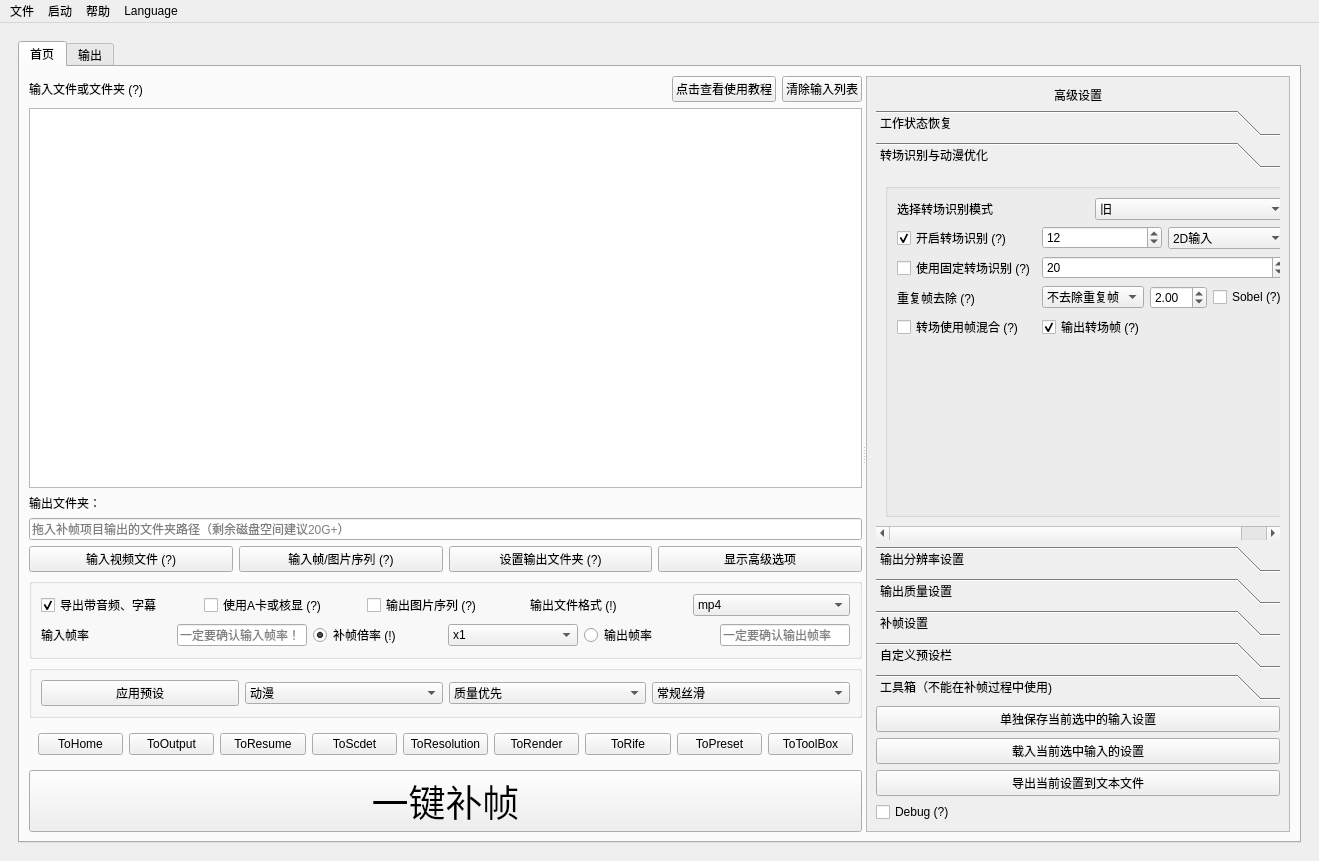
The window that Utils/SVFI_UI.ui (100wman/RIFE_GUI) describes before a commit, drawn with Qt 5.
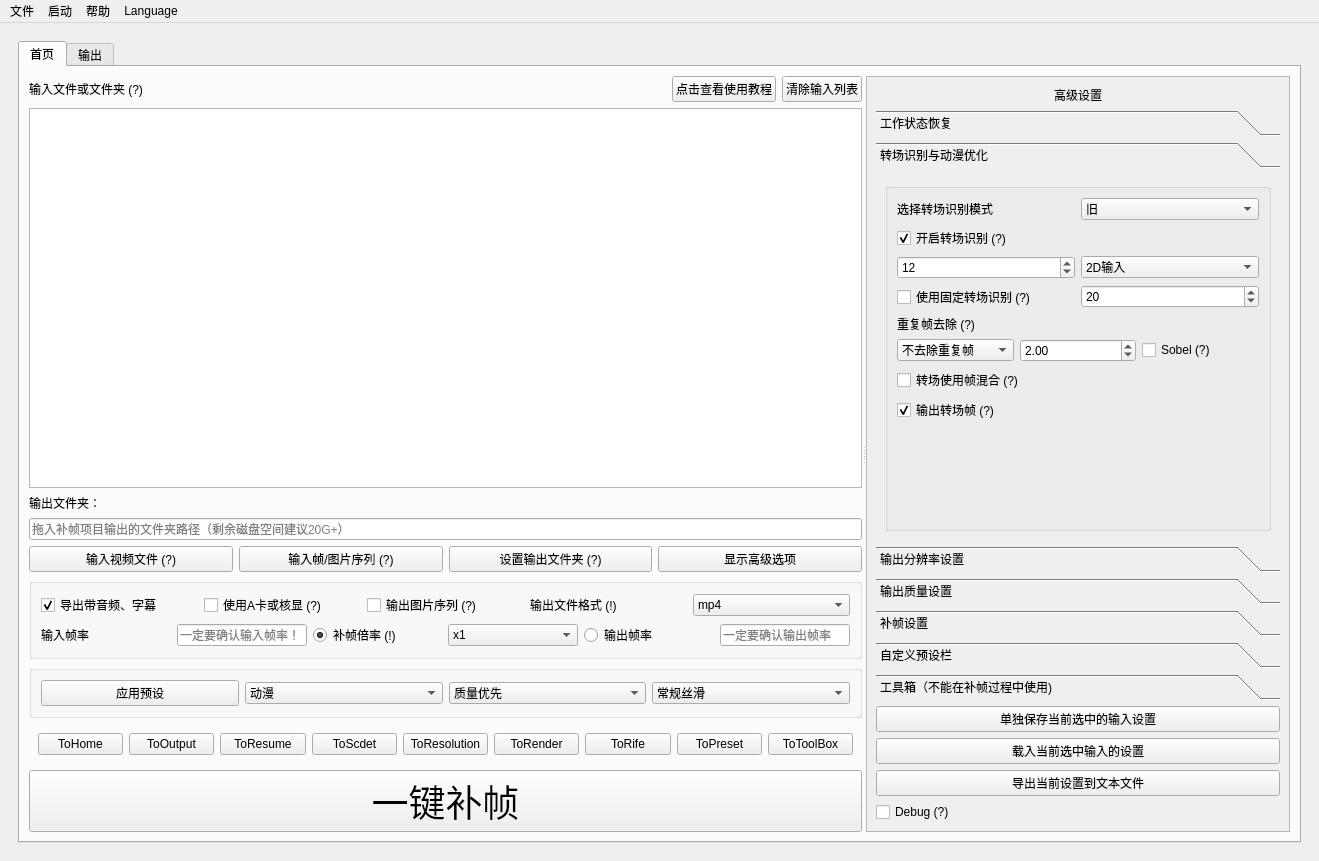
The same window after the commit. The open tabs and pages were chosen to show the change. Custom widgets are drawn as their Qt base class.

Commit message: SVFI 3.6.5     Update Log     - Fix Logger Too many files opened IO Error in time reminder module     - Fix Torch - NCNN Auto Error Detection / Switch Error at not updating model path     - Fix Steam Achievement Obtain Validation Process (1000 minutes get too quick)     - Fix Resolution Presets unable to choose error     - Fix Super Resolution false logic on checking scale rate     - Optimize UI (Add minimum size of window, etc)     - Update About and Help Page     - Update Internationalization

What changed in the file:
```diff
--- a/Utils/SVFI_UI.ui
+++ b/Utils/SVFI_UI.ui
@@ -1048,8 +1048,8 @@
                        <rect>
                         <x>0</x>
                         <y>0</y>
-                        <width>432</width>
-                        <height>393</height>
+                        <width>405</width>
+                        <height>410</height>
                        </rect>
                       </property>
                       <attribute name="label">
@@ -1062,44 +1062,66 @@
                           <string/>
                          </property>
                          <layout class="QGridLayout" name="gridLayout_20">
+                          <item row="0" column="0">
+                           <layout class="QHBoxLayout" name="horizontalLayout_14">
+                            <item>
+                             <widget class="QLabel" name="ScdetModeLabel">
+                              <property name="toolTip">
+                               <string>&lt;html&gt;&lt;head/&gt;&lt;body&gt;&lt;p&gt;&lt;span style=&quot; font-weight:600;&quot;&gt;旧：&lt;/span&gt;&lt;/p&gt;&lt;p&gt;旧转场识别模式&lt;br/&gt;&lt;span style=&quot; font-weight:600;&quot;&gt;3D输入&lt;/span&gt;建议值为&lt;span style=&quot; font-weight:600;&quot;&gt;9~15&lt;/span&gt;&lt;/p&gt;&lt;p&gt;&lt;span style=&quot; font-weight:600;&quot;&gt;2D输入&lt;/span&gt;建议值为&lt;span style=&quot; font-weight:600;&quot;&gt;20左右&lt;/span&gt;&lt;/p&gt;&lt;p&gt;&lt;br/&gt;&lt;/p&gt;&lt;p&gt;&lt;span style=&quot; font-weight:600;&quot;&gt;新：&lt;/span&gt;&lt;/p&gt;&lt;p&gt;&lt;span style=&quot; font-weight:600;&quot;&gt;别用&lt;/span&gt;&lt;/p&gt;&lt;/body&gt;&lt;/html&gt;</string>
+                              </property>
+                              <property name="text">
+                               <string>选择转场识别模式</string>
+                              </property>
+                             </widget>
+                            </item>
+                            <item>
+                             <widget class="QComboBox" name="ScdetMode">
+                              <item>
+                               <property name="text">
+                                <string>旧</string>
+                               </property>
+                              </item>
+                              <item>
+                               <property name="text">
+                                <string>新（待调整）</string>
+                               </property>
+                              </item>
+                             </widget>
+                            </item>
+                           </layout>
+                          </item>
+                          <item row="3" column="0">
+                           <spacer name="verticalSpacer_6">
+                            <property name="orientation">
+                             <enum>Qt::Vertical</enum>
+                            </property>
+                            <property name="sizeType">
+                             <enum>QSizePolicy::Expanding</enum>
+                            </property>
+                            <property name="sizeHint" stdset="0">
+                             <size>
+                              <width>20</width>
+                              <height>40</height>
+                             </size>
+                            </property>
+                           </spacer>
+                          </item>
                           <item row="1" column="0">
                            <layout class="QGridLayout" name="gridLayout_3">
-                            <item row="1" column="1">
-                             <widget class="MySpinBox" name="ScdetMaxDiffSelector">
-                              <property name="enabled">
-                               <bool>true</bool>
-                              </property>
-                              <property name="sizePolicy">
-                               <sizepolicy hsizetype="Minimum" vsizetype="Fixed">
-                                <horstretch>0</horstretch>
-                                <verstretch>0</verstretch>
-                               </sizepolicy>
-                              </property>
+                            <item row="0" column="0">
+                             <widget class="QCheckBox" name="ScedetChecker">
                               <property name="toolTip">
-                               <string>&lt;html&gt;&lt;head/&gt;&lt;body&gt;&lt;p&gt;勾选此项，将使用固定单一画面相似度指标进行转场识别&lt;/p&gt;&lt;p&gt;建议值：&lt;span style=&quot; font-weight:600;&quot;&gt;40~80&lt;/span&gt;&lt;/p&gt;&lt;/body&gt;&lt;/html&gt;</string>
-                              </property>
-                              <property name="minimum">
-                               <number>1</number>
-                              </property>
-                              <property name="maximum">
-                               <number>999</number>
-                              </property>
-                              <property name="value">
-                               <number>20</number>
-                              </property>
-                             </widget>
-                            </item>
-                            <item row="1" column="0">
-                             <widget class="QCheckBox" name="UseFixedScdet">
-                              <property name="toolTip">
-                               <string>&lt;html&gt;&lt;head/&gt;&lt;body&gt;&lt;p&gt;勾选此项，将使用固定单一画面相似度指标进行转场识别&lt;/p&gt;&lt;p&gt;建议值：&lt;span style=&quot; font-weight:600;&quot;&gt;20~40&lt;/span&gt;&lt;/p&gt;&lt;p&gt;&lt;span style=&quot; font-weight:600;&quot;&gt;需配合“开启转场识别”使用&lt;/span&gt;&lt;/p&gt;&lt;/body&gt;&lt;/html&gt;</string>
+                               <string>&lt;html&gt;&lt;head/&gt;&lt;body&gt;&lt;p&gt;&lt;span style=&quot; font-weight:600;&quot;&gt;输入参考值为9~15&lt;/span&gt;&lt;/p&gt;&lt;p&gt;电影（长时间）实拍（3D）补帧项目：&lt;span style=&quot; font-weight:600;&quot;&gt;建议值10~12&lt;/span&gt;&lt;/p&gt;&lt;p&gt;快速运动画面：&lt;span style=&quot; font-weight:600;&quot;&gt;建议值12~15&lt;/span&gt;&lt;/p&gt;&lt;p&gt;2D（动漫等，不包括3D动画）输入：&lt;span style=&quot; font-weight:600;&quot;&gt;建议值10~15&lt;/span&gt;&lt;/p&gt;&lt;p&gt;画面平均运动速度越大，取值越小&lt;/p&gt;&lt;/body&gt;&lt;/html&gt;</string>
                               </property>
                               <property name="text">
-                               <string>使用固定转场识别 (?)</string>
+                               <string>开启转场识别 (?)</string>
+                              </property>
+                              <property name="checked">
+                               <bool>true</bool>
                               </property>
                              </widget>
                             </item>
-                            <item row="2" column="1">
+                            <item row="4" column="0" colspan="2">
                              <layout class="QHBoxLayout" name="horizontalLayout_8">
                               <item>
                                <widget class="QComboBox" name="DupRmMode">
@@ -1176,63 +1198,7 @@
                               </item>
                              </layout>
                             </item>
-                            <item row="0" column="1">
-                             <layout class="QHBoxLayout" name="horizontalLayout_16">
-                              <item>
-                               <widget class="MySpinBox" name="ScdetSelector">
-                                <property name="enabled">
-                                 <bool>true</bool>
-                                </property>
-                                <property name="sizePolicy">
-                                 <sizepolicy hsizetype="Minimum" vsizetype="Fixed">
-                                  <horstretch>0</horstretch>
-                                  <verstretch>0</verstretch>
-                                 </sizepolicy>
-                                </property>
-                                <property name="toolTip">
-                                 <string>&lt;html&gt;&lt;head/&gt;&lt;body&gt;&lt;p&gt;通过自研算法进行转场识别，此项为动态阈值，&lt;/p&gt;&lt;/body&gt;&lt;/html&gt;</string>
-                                </property>
-                                <property name="minimum">
-                                 <number>1</number>
-                                </property>
-                                <property name="maximum">
-                                 <number>999</number>
-                                </property>
-                                <property name="value">
-                                 <number>12</number>
-                                </property>
-                               </widget>
-                              </item>
-                              <item>
-                               <widget class="QComboBox" name="ScdetFlowLen">
-                                <item>
-                                 <property name="text">
-                                  <string>2D输入</string>
-                                 </property>
-                                </item>
-                                <item>
-                                 <property name="text">
-                                  <string>3D输入</string>
-                                 </property>
-                                </item>
-                               </widget>
-                              </item>
-                             </layout>
-                            </item>
-                            <item row="0" column="0">
-                             <widget class="QCheckBox" name="ScedetChecker">
-                              <property name="toolTip">
-                               <string>&lt;html&gt;&lt;head/&gt;&lt;body&gt;&lt;p&gt;&lt;span style=&quot; font-weight:600;&quot;&gt;输入参考值为9~15&lt;/span&gt;&lt;/p&gt;&lt;p&gt;电影（长时间）实拍（3D）补帧项目：&lt;span style=&quot; font-weight:600;&quot;&gt;建议值10~12&lt;/span&gt;&lt;/p&gt;&lt;p&gt;快速运动画面：&lt;span style=&quot; font-weight:600;&quot;&gt;建议值12~15&lt;/span&gt;&lt;/p&gt;&lt;p&gt;2D（动漫等，不包括3D动画）输入：&lt;span style=&quot; font-weight:600;&quot;&gt;建议值10~15&lt;/span&gt;&lt;/p&gt;&lt;p&gt;画面平均运动速度越大，取值越小&lt;/p&gt;&lt;/body&gt;&lt;/html&gt;</string>
-                              </property>
-                              <property name="text">
-                               <string>开启转场识别 (?)</string>
-                              </property>
-                              <property name="checked">
-                               <bool>true</bool>
-                              </property>
-                             </widget>
-                            </item>
-                            <item row="2" column="0">
+                            <item row="3" column="0">
                              <widget class="QLabel" name="DupRmLabel">
                               <property name="toolTip">
                                <string>&lt;html&gt;&lt;head/&gt;&lt;body&gt;&lt;p&gt;N+2种模式，&lt;span style=&quot; font-weight:600;&quot;&gt;建议仅用于2D输入。&lt;/span&gt;&lt;/p&gt;&lt;p&gt;&lt;span style=&quot; font-weight:600;&quot;&gt;单一识别模式：&lt;/span&gt;&lt;/p&gt;&lt;p&gt;根据帧差判断，可用于解决压制错误等原因造成的视频卡顿等问题&lt;/p&gt;&lt;p&gt;轻度流畅优化：&lt;span style=&quot; font-weight:600;&quot;&gt;0.1~1.0&lt;/span&gt;&lt;/p&gt;&lt;p&gt;中度流畅优化：&lt;span style=&quot; font-weight:600;&quot;&gt;1.0~2.0&lt;/span&gt;&lt;/p&gt;&lt;p&gt;重度优化（会破坏运动节奏，并导致人物嘴部动画鬼畜，但很流畅）：&lt;span style=&quot; font-weight:600;&quot;&gt;2.0及以上&lt;/span&gt;&lt;/p&gt;&lt;p&gt;&lt;span style=&quot; font-weight:600;&quot;&gt;去除一拍N模式：&lt;/span&gt;&lt;/p&gt;&lt;p&gt;&lt;span style=&quot; font-weight:600;&quot;&gt;自研算法，补动漫追求流畅选这个就完事了&lt;/span&gt;&lt;/p&gt;&lt;p&gt;PS：&lt;span style=&quot; font-weight:600;&quot;&gt;社区版仅有一拍二、一拍三模式，更多模式请升级专业版&lt;/span&gt;&lt;/p&gt;&lt;/body&gt;&lt;/html&gt;</string>
@@ -1242,7 +1208,7 @@
                               </property>
                              </widget>
                             </item>
-                            <item row="3" column="0">
+                            <item row="5" column="0">
                              <widget class="QCheckBox" name="ScdetUseMix">
                               <property name="toolTip">
                                <string>&lt;html&gt;&lt;head/&gt;&lt;body&gt;&lt;p&gt;若识别到转场，对转场处的帧序列使用帧混合&lt;/p&gt;&lt;p&gt;勾选此选项可缓解转场识别误判导致的&lt;span style=&quot; font-weight:600;&quot;&gt;卡顿问题，推荐用于混剪作品&lt;/span&gt;&lt;/p&gt;&lt;/body&gt;&lt;/html&gt;</string>
@@ -1252,7 +1218,7 @@
                               </property>
                              </widget>
                             </item>
-                            <item row="3" column="1">
+                            <item row="6" column="0">
                              <widget class="QCheckBox" name="ScdetOutput">
                               <property name="toolTip">
                                <string>&lt;html&gt;&lt;head/&gt;&lt;body&gt;&lt;p&gt;在项目文件夹下输出识别到的转场帧及其前一帧&lt;/p&gt;&lt;/body&gt;&lt;/html&gt;</string>
@@ -1265,49 +1231,83 @@
                               </property>
                              </widget>
                             </item>
-                           </layout>
-                          </item>
-                          <item row="3" column="0">
-                           <spacer name="verticalSpacer_6">
-                            <property name="orientation">
-                             <enum>Qt::Vertical</enum>
-                            </property>
-                            <property name="sizeType">
-                             <enum>QSizePolicy::Expanding</enum>
-                            </property>
-                            <property name="sizeHint" stdset="0">
-                             <size>
-                              <width>20</width>
-                              <height>40</height>
-                             </size>
-                            </property>
-                           </spacer>
-                          </item>
-                          <item row="0" column="0">
-                           <layout class="QHBoxLayout" name="horizontalLayout_14">
-                            <item>
-                             <widget class="QLabel" name="ScdetModeLabel">
+                            <item row="2" column="1">
+                             <widget class="MySpinBox" name="ScdetMaxDiffSelector">
+                              <property name="enabled">
+                               <bool>true</bool>
+                              </property>
+                              <property name="sizePolicy">
+                               <sizepolicy hsizetype="Minimum" vsizetype="Fixed">
+                                <horstretch>0</horstretch>
+                                <verstretch>0</verstretch>
+                               </sizepolicy>
+                              </property>
                               <property name="toolTip">
-                               <string>&lt;html&gt;&lt;head/&gt;&lt;body&gt;&lt;p&gt;&lt;span style=&quot; font-weight:600;&quot;&gt;旧：&lt;/span&gt;&lt;/p&gt;&lt;p&gt;旧转场识别模式&lt;br/&gt;&lt;span style=&quot; font-weight:600;&quot;&gt;3D输入&lt;/span&gt;建议值为&lt;span style=&quot; font-weight:600;&quot;&gt;9~15&lt;/span&gt;&lt;/p&gt;&lt;p&gt;&lt;span style=&quot; font-weight:600;&quot;&gt;2D输入&lt;/span&gt;建议值为&lt;span style=&quot; font-weight:600;&quot;&gt;20左右&lt;/span&gt;&lt;/p&gt;&lt;p&gt;&lt;br/&gt;&lt;/p&gt;&lt;p&gt;&lt;span style=&quot; font-weight:600;&quot;&gt;新：&lt;/span&gt;&lt;/p&gt;&lt;p&gt;&lt;span style=&quot; font-weight:600;&quot;&gt;别用&lt;/span&gt;&lt;/p&gt;&lt;/body&gt;&lt;/html&gt;</string>
+                               <string>&lt;html&gt;&lt;head/&gt;&lt;body&gt;&lt;p&gt;勾选此项，将使用固定单一画面相似度指标进行转场识别&lt;/p&gt;&lt;p&gt;建议值：&lt;span style=&quot; font-weight:600;&quot;&gt;40~80&lt;/span&gt;&lt;/p&gt;&lt;/body&gt;&lt;/html&gt;</string>
+                              </property>
+                              <property name="minimum">
+                               <number>1</number>
+                              </property>
+                              <property name="maximum">
+                               <number>999</number>
+                              </property>
+                              <property name="value">
+                               <number>20</number>
+                              </property>
+                             </widget>
+                            </item>
+                            <item row="2" column="0">
+                             <widget class="QCheckBox" name="UseFixedScdet">
+                              <property name="toolTip">
+                               <string>&lt;html&gt;&lt;head/&gt;&lt;body&gt;&lt;p&gt;勾选此项，将使用固定单一画面相似度指标进行转场识别&lt;/p&gt;&lt;p&gt;建议值：&lt;span style=&quot; font-weight:600;&quot;&gt;20~40&lt;/span&gt;&lt;/p&gt;&lt;p&gt;&lt;span style=&quot; font-weight:600;&quot;&gt;需配合“开启转场识别”使用&lt;/span&gt;&lt;/p&gt;&lt;/body&gt;&lt;/html&gt;</string>
                               </property>
                               <property name="text">
-                               <string>选择转场识别模式</string>
+                               <string>使用固定转场识别 (?)</string>
                               </property>
                              </widget>
                             </item>
-                            <item>
-                             <widget class="QComboBox" name="ScdetMode">
+                            <item row="1" column="0" colspan="2">
+                             <layout class="QHBoxLayout" name="horizontalLayout_16">
                               <item>
-                               <property name="text">
-                                <string>旧</string>
-                               </property>
+                               <widget class="MySpinBox" name="ScdetSelector">
+                                <property name="enabled">
+                                 <bool>true</bool>
+                                </property>
+                                <property name="sizePolicy">
+                                 <sizepolicy hsizetype="Minimum" vsizetype="Fixed">
+                                  <horstretch>0</horstretch>
+                                  <verstretch>0</verstretch>
+                                 </sizepolicy>
+                                </property>
+                                <property name="toolTip">
+                                 <string>&lt;html&gt;&lt;head/&gt;&lt;body&gt;&lt;p&gt;通过自研算法进行转场识别，此项为动态阈值，&lt;/p&gt;&lt;/body&gt;&lt;/html&gt;</string>
+                                </property>
+                                <property name="minimum">
+                                 <number>1</number>
+                                </property>
+                                <property name="maximum">
+                                 <number>999</number>
+                                </property>
+                                <property name="value">
+                                 <number>12</number>
+                                </property>
+                               </widget>
                               </item>
                               <item>
-                               <property name="text">
-                                <string>新（待调整）</string>
-                               </property>
+                               <widget class="QComboBox" name="ScdetFlowLen">
+                                <item>
+                                 <property name="text">
+                                  <string>2D输入</string>
+                                 </property>
+                                </item>
+                                <item>
+                                 <property name="text">
+                                  <string>3D输入</string>
+                                 </property>
+                                </item>
+                               </widget>
                               </item>
-                             </widget>
+                             </layout>
                             </item>
                            </layout>
                           </item>
```
Left out of the diff: 431 changed lines with no effect on the pictures. The commit also changes 19 other files.
